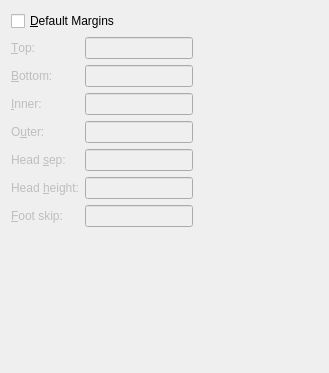
Qt form src/frontends/qt4/ui/MarginsUi.ui (cburschka/lyx) before a commit.
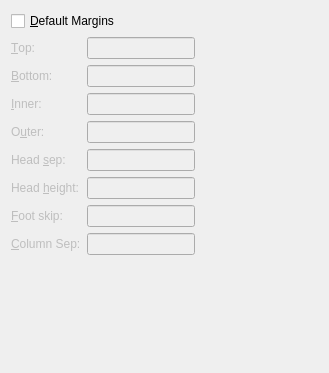
The same form after that commit. Custom widgets are drawn as their Qt base class.

Commit message: Add support for column separation in page margins. Fixes bug 3337.

```diff
--- a/src/frontends/qt4/ui/MarginsUi.ui
+++ b/src/frontends/qt4/ui/MarginsUi.ui
@@ -171,6 +171,19 @@
          </property>
         </widget>
        </item>
+       <item>
+        <widget class="QLabel" name="columnsepL" >
+         <property name="enabled" >
+          <bool>false</bool>
+         </property>
+         <property name="text" >
+          <string>&amp;Column Sep:</string>
+         </property>
+         <property name="buddy" >
+          <cstring>columnsepLE</cstring>
+         </property>
+        </widget>
+       </item>
       </layout>
      </item>
      <item>
@@ -352,6 +365,30 @@
           </item>
           </layout>
        </item>
+       <item>
+          <layout class="QHBoxLayout" >
+          <property name="margin" >
+            <number>0</number>
+          </property>
+          <property name="spacing" >
+            <number>6</number>
+          </property>
+          <item>
+            <widget class="QLineEdit" name="columnsepLE" >
+            <property name="enabled" >
+              <bool>false</bool>
+            </property>
+            </widget>
+          </item>
+          <item>
+            <widget class="LengthCombo" native="1" name="columnsepUnit" >
+            <property name="enabled" >
+              <bool>false</bool>
+            </property>
+            </widget>
+          </item>
+          </layout>
+       </item>
       </layout> 
     </item>
     </layout>
```
The commit also changes 7 other files.
